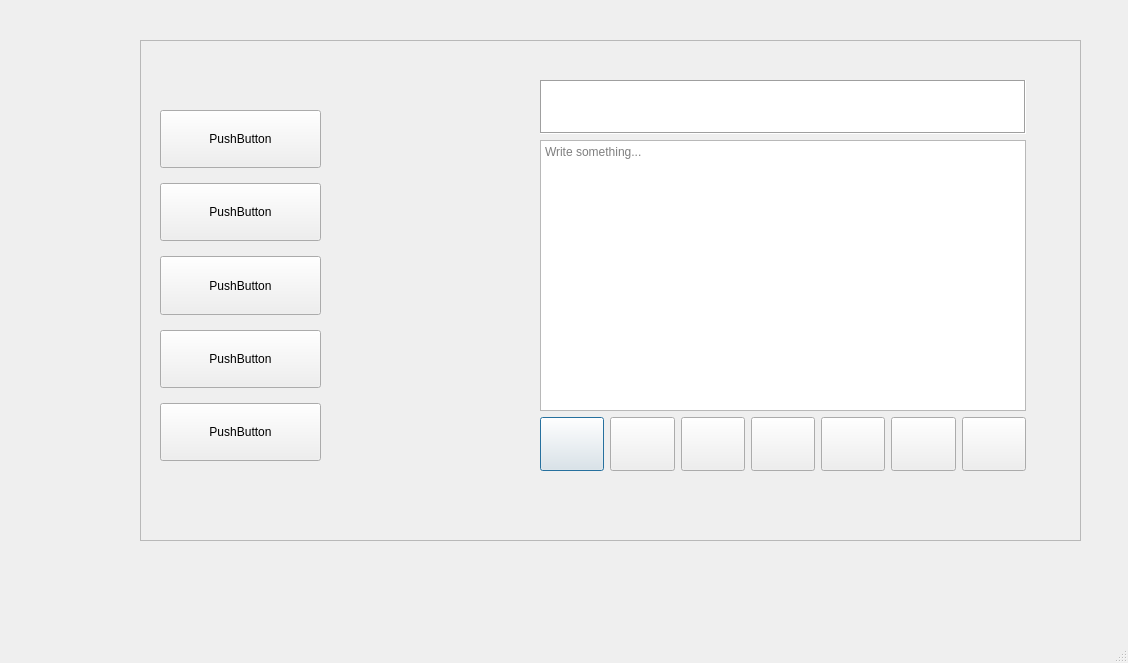
First picture: the form in mainwindow.ui, repository Bie-NHD/C-note-taking-app, before the edit.
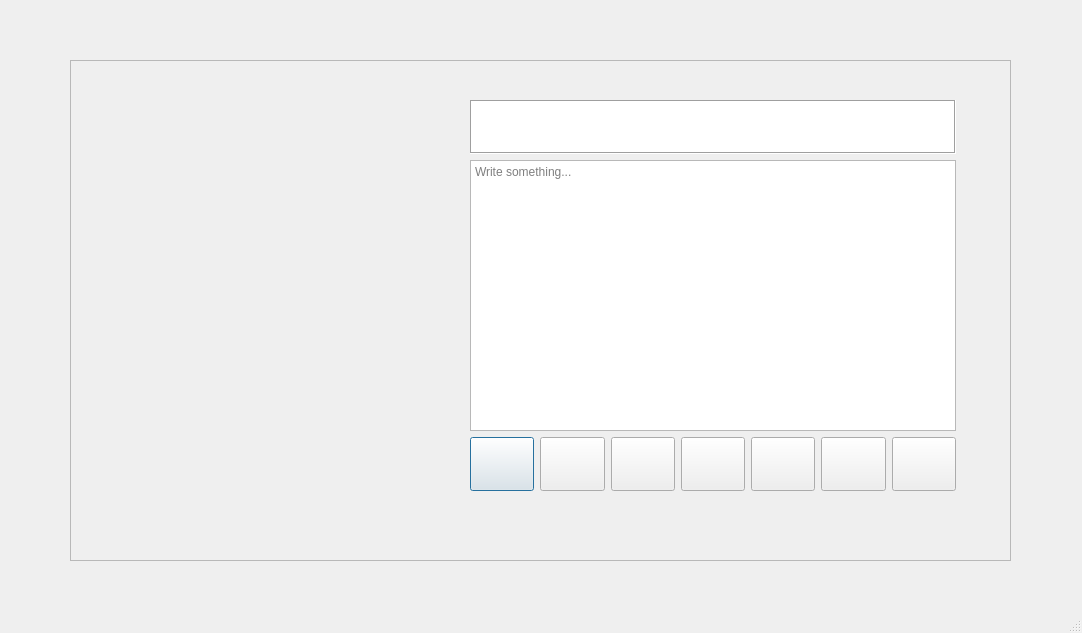
Second picture: the form after the edit. Icons and pictures are not drawn.

```diff
--- a/mainwindow.ui
+++ b/mainwindow.ui
@@ -6,8 +6,8 @@
    <rect>
     <x>0</x>
     <y>0</y>
-    <width>1128</width>
-    <height>663</height>
+    <width>1082</width>
+    <height>633</height>
    </rect>
   </property>
   <property name="windowTitle">
@@ -17,8 +17,8 @@
    <widget class="QFrame" name="frame">
     <property name="geometry">
      <rect>
-      <x>140</x>
-      <y>40</y>
+      <x>70</x>
+      <y>60</y>
       <width>941</width>
       <height>501</height>
      </rect>
@@ -39,9 +39,9 @@
      <property name="geometry">
       <rect>
        <x>10</x>
-       <y>60</y>
-       <width>181</width>
-       <height>371</height>
+       <y>40</y>
+       <width>371</width>
+       <height>391</height>
       </rect>
      </property>
      <layout class="QVBoxLayout" name="verticalLayout">
@@ -60,251 +60,6 @@
       <property name="bottomMargin">
        <number>10</number>
       </property>
-      <item>
-       <widget class="QPushButton" name="pushButton_3">
-        <property name="enabled">
-         <bool>true</bool>
-        </property>
-        <property name="sizePolicy">
-         <sizepolicy hsizetype="Minimum" vsizetype="Minimum">
-          <horstretch>0</horstretch>
-          <verstretch>0</verstretch>
-         </sizepolicy>
-        </property>
-        <property name="minimumSize">
-         <size>
-          <width>100</width>
-          <height>50</height>
-         </size>
-        </property>
-        <property name="sizeIncrement">
-         <size>
-          <width>100</width>
-          <height>100</height>
-         </size>
-        </property>
-        <property name="baseSize">
-         <size>
-          <width>100</width>
-          <height>100</height>
-         </size>
-        </property>
-        <property name="text">
-         <string>PushButton</string>
-        </property>
-        <property name="autoRepeat">
-         <bool>false</bool>
-        </property>
-        <property name="autoExclusive">
-         <bool>false</bool>
-        </property>
-        <property name="autoDefault">
-         <bool>false</bool>
-        </property>
-        <property name="default">
-         <bool>false</bool>
-        </property>
-        <property name="flat">
-         <bool>false</bool>
-        </property>
-       </widget>
-      </item>
-      <item>
-       <widget class="QPushButton" name="pushButton_6">
-        <property name="enabled">
-         <bool>true</bool>
-        </property>
-        <property name="sizePolicy">
-         <sizepolicy hsizetype="Minimum" vsizetype="Minimum">
-          <horstretch>0</horstretch>
-          <verstretch>0</verstretch>
-         </sizepolicy>
-        </property>
-        <property name="minimumSize">
-         <size>
-          <width>100</width>
-          <height>50</height>
-         </size>
-        </property>
-        <property name="sizeIncrement">
-         <size>
-          <width>100</width>
-          <height>100</height>
-         </size>
-        </property>
-        <property name="baseSize">
-         <size>
-          <width>100</width>
-          <height>100</height>
-         </size>
-        </property>
-        <property name="text">
-         <string>PushButton</string>
-        </property>
-        <property name="autoRepeat">
-         <bool>false</bool>
-        </property>
-        <property name="autoExclusive">
-         <bool>false</bool>
-        </property>
-        <property name="autoDefault">
-         <bool>false</bool>
-        </property>
-        <property name="default">
-         <bool>false</bool>
-        </property>
-        <property name="flat">
-         <bool>false</bool>
-        </property>
-       </widget>
-      </item>
-      <item>
-       <widget class="QPushButton" name="pushButton_5">
-        <property name="enabled">
-         <bool>true</bool>
-        </property>
-        <property name="sizePolicy">
-         <sizepolicy hsizetype="Minimum" vsizetype="Minimum">
-          <horstretch>0</horstretch>
-          <verstretch>0</verstretch>
-         </sizepolicy>
-        </property>
-        <property name="minimumSize">
-         <size>
-          <width>100</width>
-          <height>50</height>
-         </size>
-        </property>
-        <property name="sizeIncrement">
-         <size>
-          <width>100</width>
-          <height>100</height>
-         </size>
-        </property>
-        <property name="baseSize">
-         <size>
-          <width>100</width>
-          <height>100</height>
-         </size>
-        </property>
-        <property name="text">
-         <string>PushButton</string>
-        </property>
-        <property name="autoRepeat">
-         <bool>false</bool>
-        </property>
-        <property name="autoExclusive">
-         <bool>false</bool>
-        </property>
-        <property name="autoDefault">
-         <bool>false</bool>
-        </property>
-        <property name="default">
-         <bool>false</bool>
-        </property>
-        <property name="flat">
-         <bool>false</bool>
-        </property>
-       </widget>
-      </item>
-      <item>
-       <widget class="QPushButton" name="pushButton_7">
-        <property name="enabled">
-         <bool>true</bool>
-        </property>
-        <property name="sizePolicy">
-         <sizepolicy hsizetype="Minimum" vsizetype="Minimum">
-          <horstretch>0</horstretch>
-          <verstretch>0</verstretch>
-         </sizepolicy>
-        </property>
-        <property name="minimumSize">
-         <size>
-          <width>100</width>
-          <height>50</height>
-         </size>
-        </property>
-        <property name="sizeIncrement">
-         <size>
-          <width>100</width>
-          <height>100</height>
-         </size>
-        </property>
-        <property name="baseSize">
-         <size>
-          <width>100</width>
-          <height>100</height>
-         </size>
-        </property>
-        <property name="text">
-         <string>PushButton</string>
-        </property>
-        <property name="autoRepeat">
-         <bool>false</bool>
-        </property>
-        <property name="autoExclusive">
-         <bool>false</bool>
-        </property>
-        <property name="autoDefault">
-         <bool>false</bool>
-        </property>
-        <property name="default">
-         <bool>false</bool>
-        </property>
-        <property name="flat">
-         <bool>false</bool>
-        </property>
-       </widget>
-      </item>
-      <item>
-       <widget class="QPushButton" name="pushButton_8">
-        <property name="enabled">
-         <bool>true</bool>
-        </property>
-        <property name="sizePolicy">
-         <sizepolicy hsizetype="Minimum" vsizetype="Minimum">
-          <horstretch>0</horstretch>
-          <verstretch>0</verstretch>
-         </sizepolicy>
-        </property>
-        <property name="minimumSize">
-         <size>
-          <width>100</width>
-          <height>50</height>
-         </size>
-        </property>
-        <property name="sizeIncrement">
-         <size>
-          <width>100</width>
-          <height>100</height>
-         </size>
-        </property>
-        <property name="baseSize">
-         <size>
-          <width>100</width>
-          <height>100</height>
-         </size>
-        </property>
-        <property name="text">
-         <string>PushButton</string>
-        </property>
-        <property name="autoRepeat">
-         <bool>false</bool>
-        </property>
-        <property name="autoExclusive">
-         <bool>false</bool>
-        </property>
-        <property name="autoDefault">
-         <bool>false</bool>
-        </property>
-        <property name="default">
-         <bool>false</bool>
-        </property>
-        <property name="flat">
-         <bool>false</bool>
-        </property>
-       </widget>
-      </item>
      </layout>
     </widget>
     <widget class="QWidget" name="verticalLayoutWidget_2">
```
Left out of the diff: 9 changed lines with no effect on the pictures.
